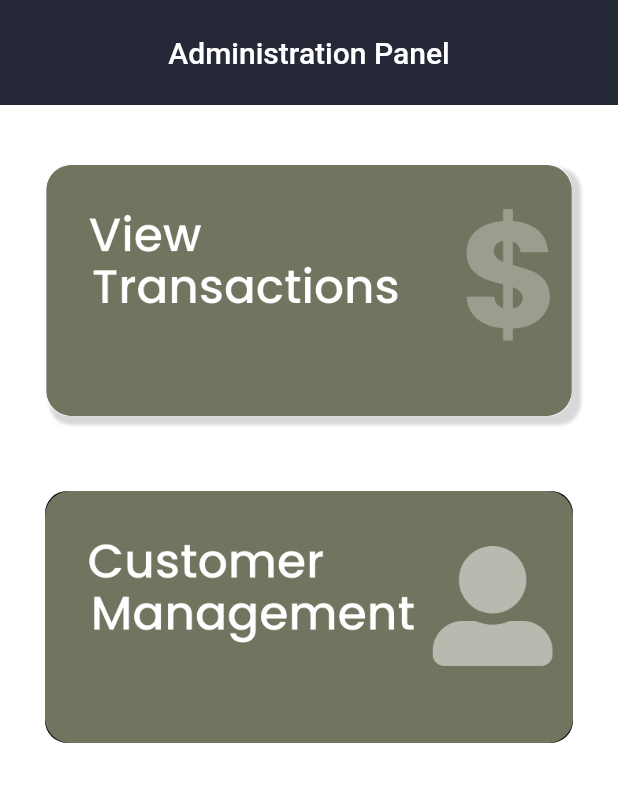
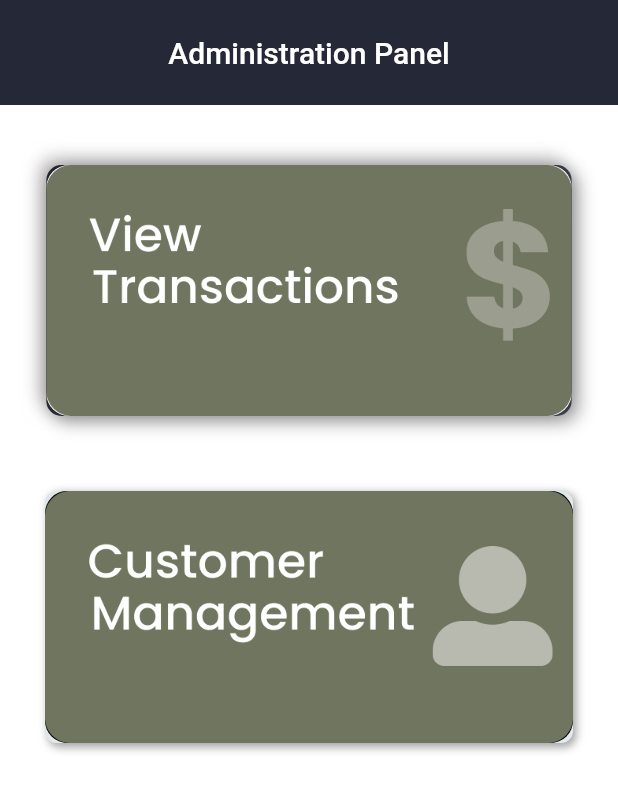
Before and after one commit to dhruvd0/cvault, a Flutter app: the AdminPanel screen opened directly, on a phone screen of 412 x 824 dp. Shown: the top 791 px of the screen. Run offline on Flutter 3.47's test engine with Material 2 defaults, Android fonts, the phone set to English and light mode, and no system bars; drawn by our look-alikes of flutter_neumorphic; our stand-ins replace cloud_firestore, device_preview, dropdown_button2, equatable, firebase_auth, firebase_core and 13 more; missing offline and left inert: dart:ffi, regexed_validator; accounts and stored records are empty; network calls fail.

Commit message:
minor chnages

```diff
--- a/lib/Screens/admin_panel/widgets/admin_panel.dart
+++ b/lib/Screens/admin_panel/widgets/admin_panel.dart
@@ -3,6 +3,7 @@ import 'package:cvault/providers/profile_provider.dart';
 import 'package:cvault/Screens/transactions/widgets/transactions_page.dart';
 import 'package:cvault/constants/user_types.dart';
 import 'package:flutter/material.dart';
+import 'package:flutter_neumorphic/flutter_neumorphic.dart';
 import 'package:provider/provider.dart';
 
 import '../../../home_page.dart';
@@ -67,23 +68,26 @@ class _AdminPanelState extends State<AdminPanel> {
                         Container(
                           width: MediaQuery.of(context).size.width * 0.85,
                           decoration: BoxDecoration(
+                            borderRadius: BorderRadius.circular(15),
                             boxShadow: [
-                              userType == UserTypes.admin
-                                  ? BoxShadow(
-                                      color: Colors.grey.withOpacity(0.4),
-                                      blurRadius: 1,
-                                      spreadRadius: 1,
-                                      offset: const Offset(4, 4),
-                                    )
-                                  : BoxShadow(
-                                      color: Colors.grey.withOpacity(0.4),
+                              BoxShadow(
+                                color: Colors.white.withOpacity(0.2),
                                 blurRadius: 1,
                                 spreadRadius: 2,
                                 offset: const Offset(4, 4),
                               ),
                             ],
-                            borderRadius: BorderRadius.circular(15),
                           ),
+                          child: Neumorphic(
+                            style: NeumorphicStyle(
+                                shadowLightColor:
+                                    Color.fromARGB(255, 147, 141, 141),
+                                shape: NeumorphicShape.concave,
+                                boxShape: NeumorphicBoxShape.roundRect(
+                                    BorderRadius.circular(10)),
+                                depth: 8,
+                                lightSource: LightSource.topLeft,
+                                color: Color(0xff252836)),
                             child: ClipRRect(
                               borderRadius: BorderRadius.circular(15),
                               child: Image.asset(
@@ -91,6 +95,7 @@ class _AdminPanelState extends State<AdminPanel> {
                                     ? "assets/Trans.jpg"
                                     : "assets/Card.jpg",
                                 fit: BoxFit.fitWidth,
+                              ),
                             ),
                           ),
                         ),
@@ -116,7 +121,8 @@ class _AdminPanelState extends State<AdminPanel> {
                               crossAxisAlignment: CrossAxisAlignment.stretch,
                               children: [
                                 const SizedBox(height: 10),
-                                Container(
+                                Neumorphic(
+                                  child: Container(
                                     decoration: BoxDecoration(
                                       color: Colors.black,
                                       boxShadow: [
@@ -137,6 +143,7 @@ class _AdminPanelState extends State<AdminPanel> {
                                       ),
                                     ),
                                   ),
+                                ),
                               ],
                             ),
                           ),
--- a/lib/Screens/admin_panel/widgets/admin_panel_grid.dart
+++ b/lib/Screens/admin_panel/widgets/admin_panel_grid.dart
@@ -167,7 +167,7 @@ class AdminPanelGrid extends StatelessWidget {
                     child: ClipRRect(
                       borderRadius: BorderRadius.circular(15),
                       child: Image.asset(
-                        "assets/Card.png",
+                        "assets/trans4.png",
                         fit: BoxFit.fitWidth,
                       ),
                     ),
--- a/lib/home_page.dart
+++ b/lib/home_page.dart
@@ -14,6 +14,7 @@ import 'package:cvault/providers/profile_provider.dart';
 import 'package:cvault/util/sharedPreferences/keys.dart';
 import 'package:cvault/util/ui.dart';
 import 'package:flutter/material.dart';
+import 'package:flutter_neumorphic/flutter_neumorphic.dart';
 import 'package:provider/provider.dart';
 
 import 'package:shared_preferences/shared_preferences.dart';
@@ -264,6 +265,7 @@ class _HomePageState extends State<HomePage> with TickerProviderStateMixin {
                     ),
                   ),
                   child: NavigationBar(
+                    elevation: 0,
                     height: 80,
                     backgroundColor: Colors.transparent,
                     labelBehavior:
--- a/pubspec.yaml
+++ b/pubspec.yaml
@@ -45,8 +45,11 @@ dependencies:
   firebase_messaging: ^11.4.3
   firebase_storage: ^10.3.1
   floating_bottom_navigation_bar: ^1.5.2
+  flutter:
+    sdk: flutter
   flutter_bloc: ^8.0.1
   flutter_local_notifications: ^9.6.1
+  flutter_neumorphic: ^3.2.0
   flutter_otp_text_field: ^1.0.1
   flutter_switch: ^0.3.2
   flutterfire_cli: ^0.2.6+1
@@ -55,8 +58,6 @@ dependencies:
   google_sign_in: ^5.3.0
   gradients: ^0.1.1+1
   http: ^0.13.4
-  flutter:
-    sdk: flutter
   image_picker: ^0.8.5+3
   international_phone_input: ^1.0.4
   intl: ^0.17.0
```
Also changed, not shown: lib/Screens/login/login_screen.dart (+22 -22 lines), 16 other files. Lines whose indentation alone changed are shown as unchanged.
